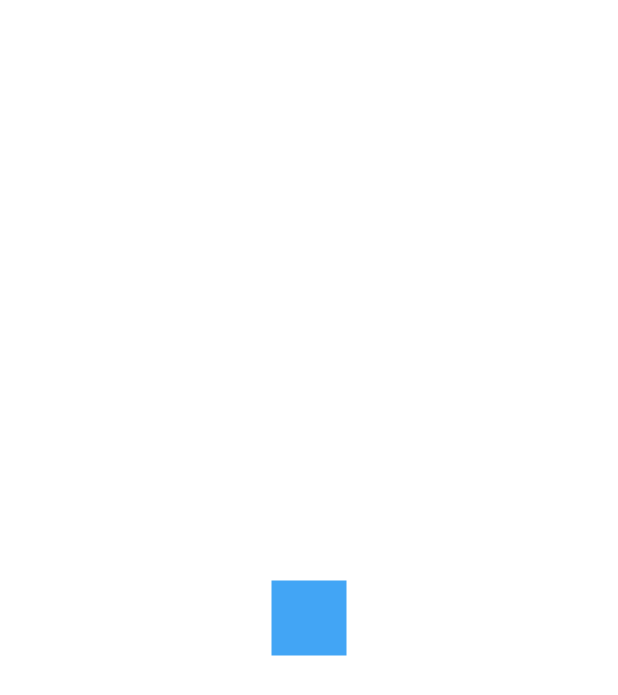
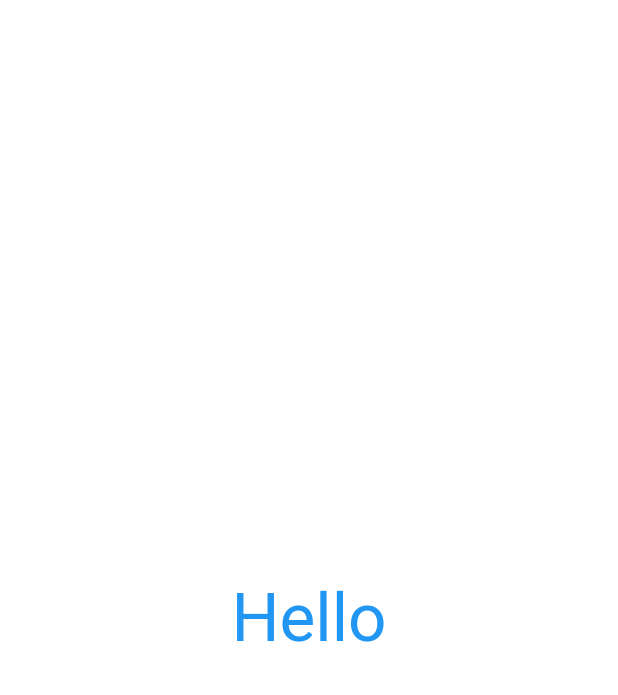
Before and after one commit to Pixplicity/flutter_animation_motion, a Flutter app: the screen it shows after launch, on a phone screen of 412 x 824 dp. Shown: the top 695 px of the screen. Run offline on Flutter 3.47's test engine with Material 2 defaults, Android fonts, the phone set to English and light mode, and no system bars.

Commit message:
[add] Animating changes in Text's TextStyle using AnimatedDefaultTextStyle

```diff
--- /dev/null
+++ b/lib/examples/animated_default_textstyle_example.dart
@@ -0,0 +1,46 @@
+import 'package:flutter/material.dart';
+
+class AnimatedDefaultTextStyleExample extends StatefulWidget {
+  @override
+  _AnimatedDefaultTextStyleExampleState createState() =>
+      _AnimatedDefaultTextStyleExampleState();
+}
+
+class _AnimatedDefaultTextStyleExampleState
+    extends State<AnimatedDefaultTextStyleExample> {
+  bool _flag = false;
+  TextStyle _textStyle;
+
+  @override
+  void didChangeDependencies() {
+    super.didChangeDependencies();
+    _textStyle = Theme.of(context).textTheme.display2.apply(color: Colors.blue);
+  }
+
+  @override
+  Widget build(BuildContext context) {
+    return GestureDetector(
+      onTap: () => setState(() {
+            _flag = !_flag;
+            _textStyle = (_flag)
+                ? Theme.of(context)
+                    .textTheme
+                    .display4
+                    .apply(color: Colors.green)
+                    .copyWith(fontWeight: FontWeight.bold)
+                : Theme.of(context)
+                    .textTheme
+                    .display2
+                    .apply(color: Colors.blue);
+          }),
+      child: Center(
+        child: AnimatedDefaultTextStyle(
+          curve: Curves.elasticOut,
+          style: _textStyle,
+          duration: Duration(milliseconds: 500),
+          child: Text("Hello"),
+        ),
+      ),
+    );
+  }
+}
--- a/lib/main.dart
+++ b/lib/main.dart
@@ -1,5 +1,6 @@
 import 'package:flutter/material.dart';
 import 'package:flutter_animations/examples/animated_container_example.dart';
+import 'package:flutter_animations/examples/animated_default_textstyle_example.dart';
 
 void main() => runApp(MyApp());
 
@@ -11,7 +12,7 @@ class MyApp extends StatelessWidget {
       theme: ThemeData(
         primarySwatch: Colors.blue,
       ),
-      home: AnimatedContainerExample(),
+      home: AnimatedDefaultTextStyleExample(),
     );
   }
 }
```
